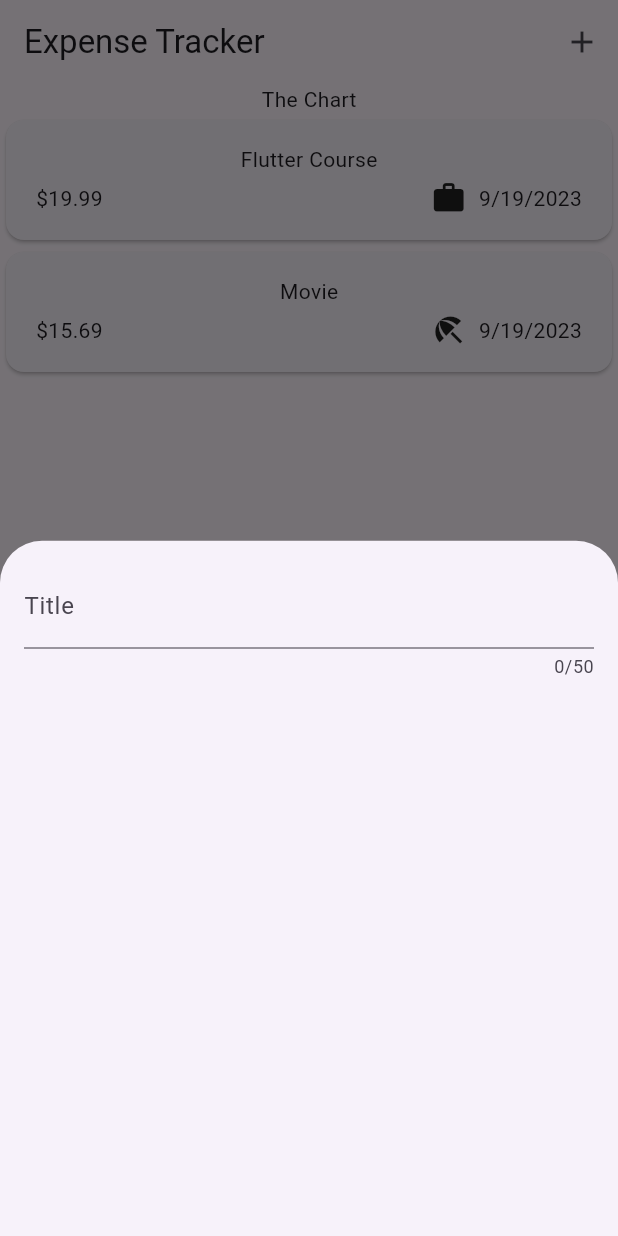
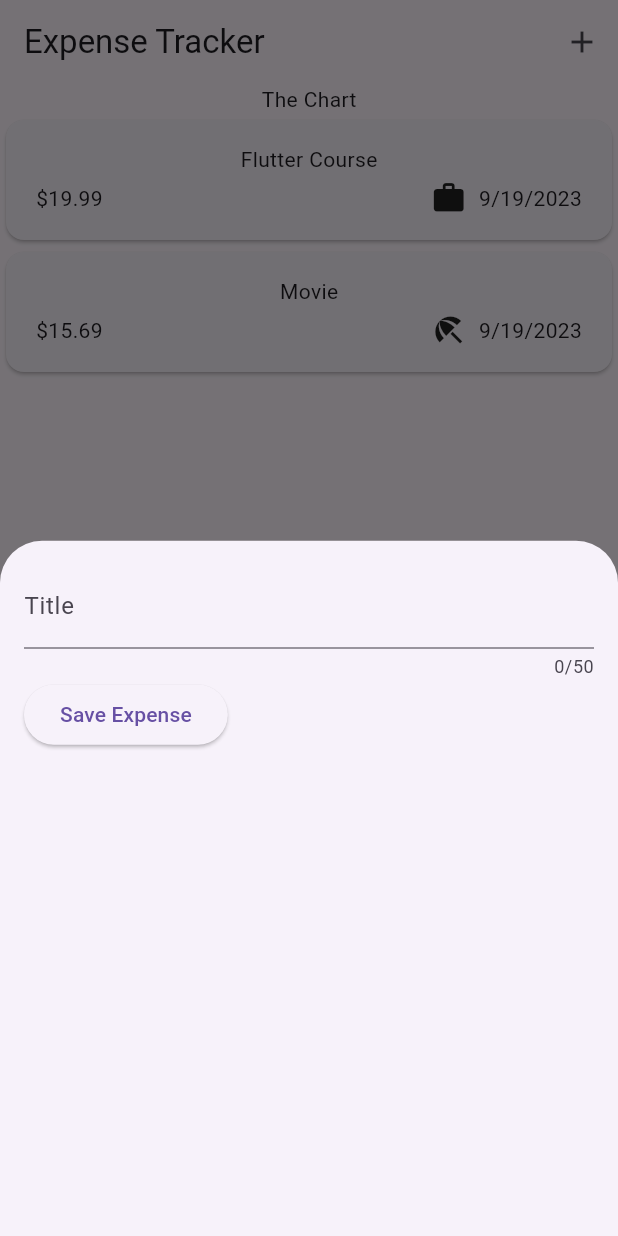
Before and after one commit to mjr2595/flutter-expense-tracker, a Flutter app: the screen it shows after launch, after a tap on the "add" icon, on a phone screen of 412 x 824 dp. Run offline on Flutter 3.47's test engine with Material 2 defaults, Android fonts, the phone set to English and light mode, and no system bars.

Commit message:
Add onChanged function for new expense

```diff
--- a/lib/widgets/new_expense.dart
+++ b/lib/widgets/new_expense.dart
@@ -10,17 +10,34 @@ class NewExpense extends StatefulWidget {
 }
 
 class _NewExpenseState extends State<NewExpense> {
+  var _enteredTitle = '';
+
+  void _saveTitleInput(String inputValue) {
+    _enteredTitle = inputValue;
+  }
+
   @override
   Widget build(BuildContext context) {
-    return const Padding(
-      padding: EdgeInsets.all(16),
+    return Padding(
+      padding: const EdgeInsets.all(16),
       child: Column(children: [
         TextField(
+          onChanged: _saveTitleInput,
           maxLength: 50,
-          decoration: InputDecoration(
+          decoration: const InputDecoration(
             label: Text('Title'),
           ),
-        )
+        ),
+        Row(
+          children: [
+            ElevatedButton(
+              onPressed: () {
+                print(_enteredTitle);
+              },
+              child: const Text('Save Expense'),
+            ),
+          ],
+        ),
       ]),
     );
   }
```
